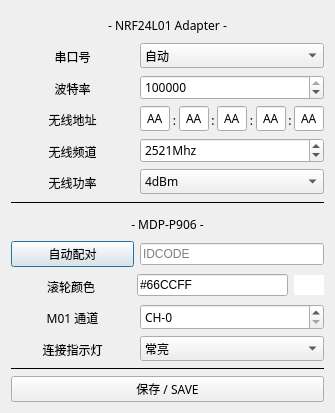
Qt form gui_source/mdp_gui_template/settings.ui (ElluIFX/DP100-PyQt5-GUI) before a commit.
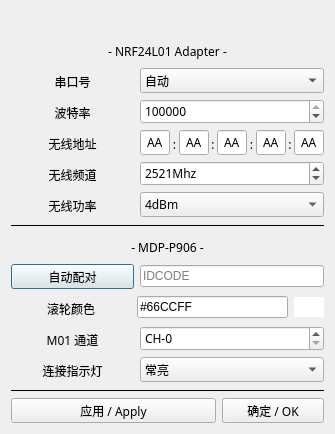
The same form after that commit.

Commit message: smaller font & fix p905 & modify lib

What changed in the file:
```diff
--- a/gui_source/mdp_gui_template/settings.ui
+++ b/gui_source/mdp_gui_template/settings.ui
@@ -13,13 +13,13 @@
     <x>0</x>
     <y>0</y>
     <width>335</width>
-    <height>413</height>
+    <height>434</height>
    </rect>
   </property>
   <property name="minimumSize">
    <size>
     <width>335</width>
-    <height>413</height>
+    <height>434</height>
    </size>
   </property>
   <property name="maximumSize">
@@ -38,6 +38,25 @@
    <bool>true</bool>
   </property>
   <layout class="QVBoxLayout" name="verticalLayout">
+   <item>
+    <widget class="QLabel" name="label">
+     <property name="minimumSize">
+      <size>
+       <width>0</width>
+       <height>20</height>
+      </size>
+     </property>
+     <property name="maximumSize">
+      <size>
+       <width>16777215</width>
+       <height>20</height>
+      </size>
+     </property>
+     <property name="text">
+      <string/>
+     </property>
+    </widget>
+   </item>
    <item>
     <widget class="QLabel" name="label_36">
      <property name="minimumSize">
@@ -48,7 +67,7 @@
      </property>
      <property name="font">
       <font>
-       <family>Sarasa Fixed SC Semibold</family>
+       <family>Sarasa Fixed SC SemiBold</family>
       </font>
      </property>
      <property name="text">
@@ -74,7 +93,7 @@
        </property>
        <property name="font">
         <font>
-         <family>Sarasa Fixed SC Semibold</family>
+         <family>Sarasa Fixed SC SemiBold</family>
         </font>
        </property>
        <property name="text">
@@ -92,7 +111,7 @@
       <widget class="QComboBox" name="comboBoxPort">
        <property name="font">
         <font>
-         <family>Sarasa Fixed SC Semibold</family>
+         <family>Sarasa Fixed SC SemiBold</family>
         </font>
        </property>
        <item>
@@ -116,7 +135,7 @@
        </property>
        <property name="font">
         <font>
-         <family>Sarasa Fixed SC Semibold</family>
+         <family>Sarasa Fixed SC SemiBold</family>
         </font>
        </property>
        <property name="text">
@@ -134,7 +153,7 @@
       <widget class="QDoubleSpinBox" name="spinBoxBaud">
        <property name="font">
         <font>
-         <family>Sarasa Fixed SC Semibold</family>
+         <family>Sarasa Fixed SC SemiBold</family>
         </font>
        </property>
        <property name="alignment">
@@ -174,7 +193,7 @@
        </property>
        <property name="font">
         <font>
-         <family>Sarasa Fixed SC Semibold</family>
+         <family>Sarasa Fixed SC SemiBold</family>
         </font>
        </property>
        <property name="text">
@@ -230,7 +249,7 @@
             </property>
             <property name="font">
              <font>
-              <family>Sarasa Fixed SC Semibold</family>
+              <family>Sarasa Fixed SC SemiBold</family>
              </font>
             </property>
             <property name="text">
@@ -266,7 +285,7 @@
             </property>
             <property name="font">
              <font>
-              <family>Sarasa Fixed SC Semibold</family>
+              <family>Sarasa Fixed SC SemiBold</family>
              </font>
             </property>
             <property name="text">
@@ -290,7 +309,7 @@
             </property>
             <property name="font">
              <font>
-              <family>Sarasa Fixed SC Semibold</family>
+              <family>Sarasa Fixed SC SemiBold</family>
              </font>
             </property>
             <property name="text">
@@ -326,7 +345,7 @@
             </property>
             <property name="font">
              <font>
-              <family>Sarasa Fixed SC Semibold</family>
+              <family>Sarasa Fixed SC SemiBold</family>
              </font>
             </property>
             <property name="text">
@@ -350,7 +369,7 @@
             </property>
             <property name="font">
              <font>
-              <family>Sarasa Fixed SC Semibold</family>
+              <family>Sarasa Fixed SC SemiBold</family>
              </font>
             </property>
             <property name="text">
@@ -386,7 +405,7 @@
             </property>
             <property name="font">
              <font>
-              <family>Sarasa Fixed SC Semibold</family>
+              <family>Sarasa Fixed SC SemiBold</family>
              </font>
             </property>
             <property name="text">
@@ -410,7 +429,7 @@
             </property>
             <property name="font">
              <font>
-              <family>Sarasa Fixed SC Semibold</family>
+              <family>Sarasa Fixed SC SemiBold</family>
              </font>
             </property>
             <property name="text">
@@ -446,7 +465,7 @@
             </property>
             <property name="font">
              <font>
-              <family>Sarasa Fixed SC Semibold</family>
+              <family>Sarasa Fixed SC SemiBold</family>
              </font>
             </property>
             <property name="text">
@@ -470,7 +489,7 @@
             </property>
             <property name="font">
              <font>
-              <family>Sarasa Fixed SC Semibold</family>
+              <family>Sarasa Fixed SC SemiBold</family>
              </font>
             </property>
             <property name="text">
@@ -503,7 +522,7 @@
        </property>
        <property name="font">
         <font>
-         <family>Sarasa Fixed SC Semibold</family>
+         <family>Sarasa Fixed SC SemiBold</family>
         </font>
        </property>
        <property name="text">
@@ -521,7 +540,7 @@
       <widget class="QDoubleSpinBox" name="spinBoxFreq">
        <property name="font">
         <font>
-         <family>Sarasa Fixed SC Semibold</family>
+         <family>Sarasa Fixed SC SemiBold</family>
         </font>
        </property>
        <property name="alignment">
@@ -564,7 +583,7 @@
        </property>
        <property name="font">
         <font>
-         <family>Sarasa Fixed SC Semibold</family>
+         <family>Sarasa Fixed SC SemiBold</family>
         </font>
        </property>
        <property name="text">
@@ -582,7 +601,7 @@
       <widget class="QComboBox" name="comboBoxPower">
        <property name="font">
         <font>
-         <family>Sarasa Fixed SC Semibold</family>
+         <family>Sarasa Fixed SC SemiBold</family>
         </font>
        </property>
        <property name="currentIndex">
@@ -652,7 +671,7 @@
      </property>
      <property name="font">
       <font>
-       <family>Sarasa Fixed SC Semibold</family>
+       <family>Sarasa Fixed SC SemiBold</family>
       </font>
      </property>
      <property name="text">
@@ -672,7 +691,7 @@
       <widget class="QPushButton" name="btnMatch">
        <property name="font">
         <font>
-         <family>Sarasa Fixed SC Semibold</family>
+         <family>Sarasa Fixed SC SemiBold</family>
         </font>
        </property>
        <property name="text">
@@ -707,7 +726,7 @@
        </property>
        <property name="font">
         <font>
-         <family>Sarasa Fixed SC Semibold</family>
+         <family>Sarasa Fixed SC SemiBold</family>
         </font>
        </property>
        <property name="text">
@@ -761,7 +780,7 @@
        </property>
        <property name="font">
         <font>
-         <family>Sarasa Fixed SC Semibold</family>
+         <family>Sarasa Fixed SC SemiBold</family>
         </font>
        </property>
        <property name="text">
@@ -779,7 +798,7 @@
       <widget class="QDoubleSpinBox" name="spinBoxM01">
        <property name="font">
         <font>
-         <family>Sarasa Fixed SC Semibold</family>
+         <family>Sarasa Fixed SC SemiBold</family>
         </font>
        </property>
        <property name="alignment">
@@ -825,7 +844,7 @@
        </property>
        <property name="font">
         <font>
-         <family>Sarasa Fixed SC Semibold</family>
+         <family>Sarasa Fixed SC SemiBold</family>
         </font>
        </property>
        <property name="text">
@@ -843,7 +862,7 @@
       <widget class="QComboBox" name="comboBoxBlink">
        <property name="font">
         <font>
-         <family>Sarasa Fixed SC Semibold</family>
+         <family>Sarasa Fixed SC SemiBold</family>
         </font>
        </property>
        <item>
@@ -871,16 +890,38 @@
     </widget>
    </item>
    <item>
-    <widget class="QPushButton" name="btnSave">
-     <property name="font">
-      <font>
-       <family>Sarasa Fixed SC Semibold</family>
-      </font>
+    <layout class="QHBoxLayout" name="horizontalLayout_3" stretch="2,1">
+     <property name="spacing">
+      <number>6</number>
      </property>
-     <property name="text">
-      <string>保存 / SAVE</string>
+     <property name="bottomMargin">
+      <number>0</number>
      </property>
-    </widget>
+     <item>
+      <widget class="QPushButton" name="btnSave">
+       <property name="font">
+        <font>
+         <family>Sarasa Fixed SC SemiBold</family>
+        </font>
+       </property>
+       <property name="text">
+        <string>应用 / Apply</string>
+       </property>
+      </widget>
+     </item>
+     <item>
+      <widget class="QPushButton" name="btnOk">
+       <property name="font">
+        <font>
+         <family>Sarasa Fixed SC SemiBold</family>
+        </font>
+       </property>
+       <property name="text">
+        <string>确定 / OK</string>
+       </property>
+      </widget>
+     </item>
+    </layout>
    </item>
   </layout>
  </widget>
```
The commit also changes 11 other files.
